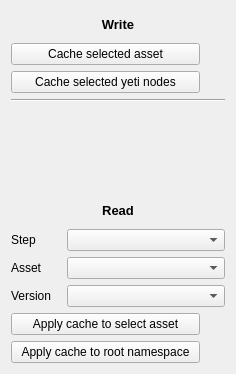
Qt form scripts/maya_psyhive/tools/yeti/yeti_cache_tools.ui (Psyop/psyhive) before a commit.
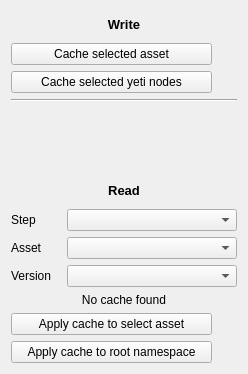
The same form after that commit. Icons and pictures are not drawn. Custom widgets are drawn as their Qt base class.

Diff of the .ui file:
```diff
--- a/scripts/maya_psyhive/tools/yeti/yeti_cache_tools.ui
+++ b/scripts/maya_psyhive/tools/yeti/yeti_cache_tools.ui
@@ -6,7 +6,7 @@
    <rect>
     <x>0</x>
     <y>0</y>
-    <width>236</width>
+    <width>248</width>
     <height>374</height>
    </rect>
   </property>
@@ -238,6 +238,16 @@
        </item>
       </layout>
      </item>
+     <item>
+      <widget class="QLabel" name="version_label">
+       <property name="text">
+        <string>No cache found</string>
+       </property>
+       <property name="alignment">
+        <set>Qt::AlignCenter</set>
+       </property>
+      </widget>
+     </item>
      <item>
       <layout class="QHBoxLayout" name="horizontalLayout_6">
        <property name="spacing">
```
